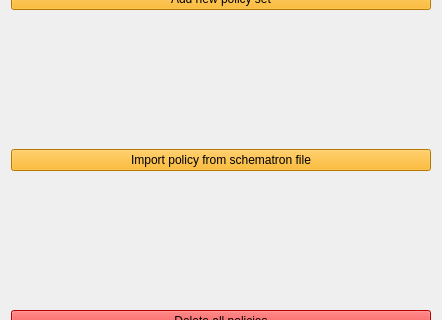
This is Source/GUI/Qt/policiesmenu.ui in MediaArea/MediaConch_SourceCode as Qt 5 draws it before an edit; both pictures show x 0 to 442 and y 156 to 476 of the 442 by 635 pixel window. The edited form follows.
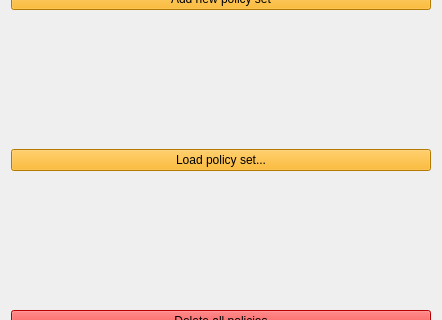
This is the edited form.

Diff of the .ui file:
```diff
--- a/Source/GUI/Qt/policiesmenu.ui
+++ b/Source/GUI/Qt/policiesmenu.ui
@@ -42,7 +42,7 @@
 selection-background-color: rgb(255, 170, 0);</string>
      </property>
      <property name="text">
-      <string>Import policy from schematron file</string>
+      <string>Load policy set...</string>
      </property>
     </widget>
    </item>
```
